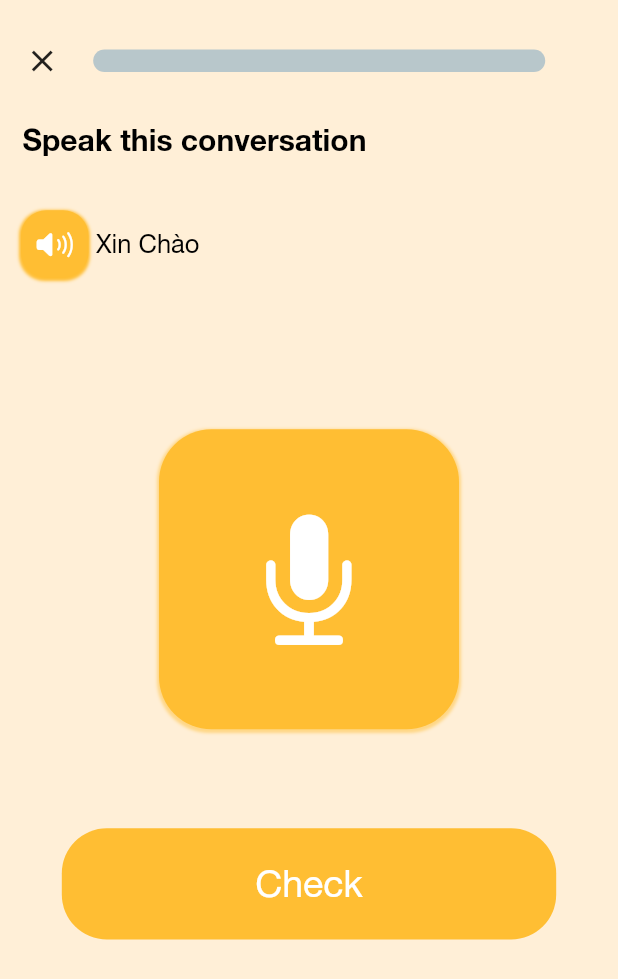
After one commit to nguynduyanh169/vietnamese_learning, a Flutter app: the ConversationDetail1 screen opened directly, on a phone screen of 412 x 824 dp. The commit adds this screen. Shown: the top 979 px of the screen. Run offline on Flutter 3.47's test engine with Material 2 defaults, Android fonts, the phone set to English and light mode, and no system bars; drawn by our look-alikes of percent_indicator; our stand-ins replace assets_audio_player, avatar_glow, bloc, cool_alert, dio, firebase_messaging and 11 more; missing offline and left inert: floating_menu, highlight_text; accounts and stored records are empty; project files that could hold a hidden picture were left out.

Commit message:
baohq re-design conversation screen

```diff
--- /dev/null
+++ b/lib/src/widgets/conversation_detail.dart
@@ -0,0 +1,252 @@
+import 'package:flutter/cupertino.dart';
+import 'package:flutter/material.dart';
+import 'package:percent_indicator/linear_percent_indicator.dart';
+import 'package:vietnamese_learning/src/config/size_config.dart';
+import 'package:vietnamese_learning/src/resources/conversation_detail.dart';
+import 'package:vietnamese_learning/src/resources/login_page.dart';
+
+class ConversationDetail1 extends StatefulWidget {
+  ConversationDetail1({Key key}) : super(key: key);
+  _ConversationDetail1State createState() => _ConversationDetail1State();
+}
+
+@override
+class _ConversationDetail1State extends State<ConversationDetail1> {
+  int conversationIndex = 0;
+  var percent = 0.0;
+  final conversations = [
+    {
+      'vietnamese': 'Xin Chào',
+      'english': "Hello",
+    },
+    {
+      'vietnamese': 'Xin Chào, bạn tên gì',
+      'english': "Hi, What is your name?",
+    },
+    {
+      'vietnamese': 'Tôi tên A, bạn tên gì',
+      'english': "My name is A, what is your name?",
+    },
+    {
+      'vietnamese': 'Tôi tên B, bạn có khỏe không',
+      'english': "My name is B, how are you?",
+    },
+    {
+      'vietnamese': 'Tôi khỏe, còn bạn',
+      'english': "I am fine, how are you?",
+    },
+    {
+      'vietnamese': 'Tôi khỏe, cảm ơn',
+      'english': "I am fine, thank you",
+    },
+    {
+      'vietnamese': 'Tôi tên A, bạn tên gì',
+      'english': "My name is A, what is your name?",
+    },
+    {
+      'vietnamese': 'Tôi tên B, bạn có khỏe không',
+      'english': "My name is B, how are you?",
+    },
+    {
+      'vietnamese': 'Tôi khỏe, còn bạn',
+      'english': "I am fine, how are you?",
+    },
+    {
+      'vietnamese': 'Tôi khỏe, cảm ơn',
+      'english': "I am fine, thank you",
+    },
+  ];
+
+  void nextQuestion() {
+    setState(() {
+      percent = conversationIndex * 0.1;
+      conversationIndex = conversationIndex + 1;
+    });
+  }
+
+  Widget _percentBar(var percent) {
+    return Container(
+      padding: EdgeInsets.only(
+          top: SizeConfig.blockSizeVertical * 2,
+          left: SizeConfig.blockSizeHorizontal * 1),
+      child: Row(
+        children: <Widget>[
+          IconButton(
+            icon: Icon(Icons.clear),
+            onPressed: () =>
+                Navigator.of(context, rootNavigator: true).pop(context),
+          ),
+          Container(
+            child: new LinearPercentIndicator(
+              width: SizeConfig.blockSizeHorizontal * 78,
+              animation: false,
+              lineHeight: 15.0,
+              percent: percent,
+              linearStrokeCap: LinearStrokeCap.roundAll,
+              progressColor: Colors.amberAccent,
+            ),
+          ),
+        ],
+      ),
+    );
+  }
+
+  @override
+  Widget build(BuildContext context) {
+    var percent = conversationIndex * 0.1;
+    return Scaffold(
+      backgroundColor: Colors.white,
+      body: conversationIndex < conversations.length
+          ? Container(
+              color: Color.fromRGBO(255, 239, 215, 100),
+              child: Column(
+                mainAxisAlignment: MainAxisAlignment.start,
+                crossAxisAlignment: CrossAxisAlignment.start,
+                children: [
+                  Container(
+                    padding: EdgeInsets.only(
+                        top: SizeConfig.blockSizeVertical * 2,
+                        left: SizeConfig.blockSizeHorizontal * 1),
+                    child: Row(
+                      children: <Widget>[
+                        IconButton(
+                          icon: Icon(Icons.clear),
+                          onPressed: () =>
+                              Navigator.of(context, rootNavigator: true)
+                                  .pop(context),
+                        ),
+                        Container(
+                          child: new LinearPercentIndicator(
+                            width: SizeConfig.blockSizeHorizontal * 78,
+                            animation: false,
+                            lineHeight: 15.0,
+                            percent: percent,
+                            linearStrokeCap: LinearStrokeCap.roundAll,
+                            progressColor: Colors.amberAccent,
+                          ),
+                        ),
+                      ],
+                    ),
+                  ),
+                  SizedBox(
+                    height: SizeConfig.blockSizeVertical * 2,
+                  ),
+                  Container(
+                    margin: EdgeInsets.only(left: 15),
+                    child: Text(
+                      "Speak this conversation",
+                      style: TextStyle(
+                          fontFamily: "Helvetica",
+                          fontSize: 20,
+                          fontWeight: FontWeight.bold,
+                          color: Colors.black,
+                          decoration: TextDecoration.none),
+                    ),
+                  ),
+                  Row(
+                    children: [
+                      SizedBox(
+                        height: SizeConfig.blockSizeVertical * 14,
+                      ),
+                      Container(
+                        width: 45,
+                        height: 45,
+                        margin: EdgeInsets.only(left: 14),
+                        decoration: BoxDecoration(
+                          borderRadius: BorderRadius.circular(17),
+                          color: Color.fromRGBO(255, 190, 51, 100),
+                          boxShadow: [
+                            BoxShadow(
+                              color: Color.fromRGBO(255, 190, 51, 100),
+                              spreadRadius: 1,
+                              blurRadius: 1,
+                              offset:
+                                  Offset(0, 1), // changes position of shadow
+                            ),
+                          ],
+                        ),
+                        child: IconButton(
+                          icon: Icon(
+                            CupertinoIcons.volume_up,
+                            color: Colors.white,
+                          ),
+                          onPressed: null,
+                        ),
+                      ),
+                      Container(
+                        margin: EdgeInsets.only(left: 5),
+                        child: Text(
+                          conversations[conversationIndex]['vietnamese'],
+                          style: TextStyle(
+                              fontFamily: "Helvetica",
+                              fontSize: 17,
+                              color: Colors.black,
+                              decoration: TextDecoration.none),
+                        ),
+                      ),
+                    ],
+                  ),
+                  SizedBox(
+                    height: SizeConfig.blockSizeVertical * 8,
+                  ),
+                  Center(
+                    child: Container(
+                      width: 200,
+                      height: 200,
+                      decoration: BoxDecoration(
+                        borderRadius: BorderRadius.circular(35),
+                        color: Color.fromRGBO(255, 190, 51, 100),
+                        boxShadow: [
+                          BoxShadow(
+                            color: Color.fromRGBO(255, 190, 51, 100)
+                                .withOpacity(0.5),
+                            spreadRadius: 1,
+                            blurRadius: 1,
+                            offset: Offset(0, 1), // changes position of shadow
+                          ),
+                        ],
+                      ),
+                      child: IconButton(
+                        iconSize: 100,
+                        icon: Icon(
+                          CupertinoIcons.mic_solid,
+                          color: Colors.white,
+                        ),
+                        onPressed: null,
+                      ),
+                    ),
+                  ),
+                  SizedBox(
+                    height: SizeConfig.blockSizeVertical * 8,
+                  ),
+                  Center(
+                    child: InkWell(
+                      onTap: () {
+                        nextQuestion();
+                      },
+                      child: Container(
+                          width: SizeConfig.blockSizeHorizontal * 80,
+                          height: SizeConfig.blockSizeVertical * 9,
+                          decoration: BoxDecoration(
+                            borderRadius: BorderRadius.circular(30),
+                            color: Color.fromRGBO(255, 190, 51, 30),
+                          ),
+                          child: Center(
+                            child: Text(
+                              "Check",
+                              style: TextStyle(
+                                color: Colors.white,
+                                fontSize: 25,
+                                fontFamily: "Helvetica",
+                              ),
+                            ),
+                          )),
+                    ),
+                  )
+                ],
+              ),
+            )
+          : ConversationDetail(),
+    );
+  }
+}
```
Also changed, not shown: lib/src/resources/conversation_detail.dart (+37 -1 lines), lib/src/resources/conversation_getstarted.dart (+5 -2 lines), lib/src/resources/conversation_result.dart (added, +142 -0 lines), lib/src/resources/conversation_screen.dart (+57 -15 lines), lib/src/widgets/conversation_left.dart (+7 -0 lines).
